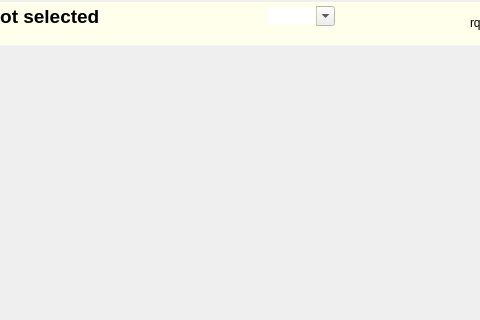
This is node_manager_fkie/src/node_manager_fkie/MainWindow.ui in fkie/multimaster_fkie as Qt 5 draws it before an edit; both pictures show x 388 to 868 and y 0 to 320 of the 976 by 752 pixel window. The edited form follows.
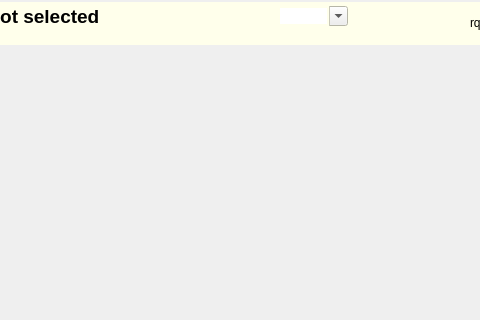
This is the edited form. Icons and pictures are not drawn.

```diff
--- a/node_manager_fkie/src/node_manager_fkie/MainWindow.ui
+++ b/node_manager_fkie/src/node_manager_fkie/MainWindow.ui
@@ -367,7 +367,7 @@
                    </property>
                    <layout class="QHBoxLayout" name="horizontalLayout_3">
                     <property name="spacing">
-                     <number>1</number>
+                     <number>0</number>
                     </property>
                     <property name="margin">
                      <number>0</number>
@@ -438,8 +438,8 @@
                       </property>
                       <property name="maximumSize">
                        <size>
-                        <width>32</width>
-                        <height>16777215</height>
+                        <width>20</width>
+                        <height>20</height>
                        </size>
                       </property>
                       <property name="toolTip">
```
